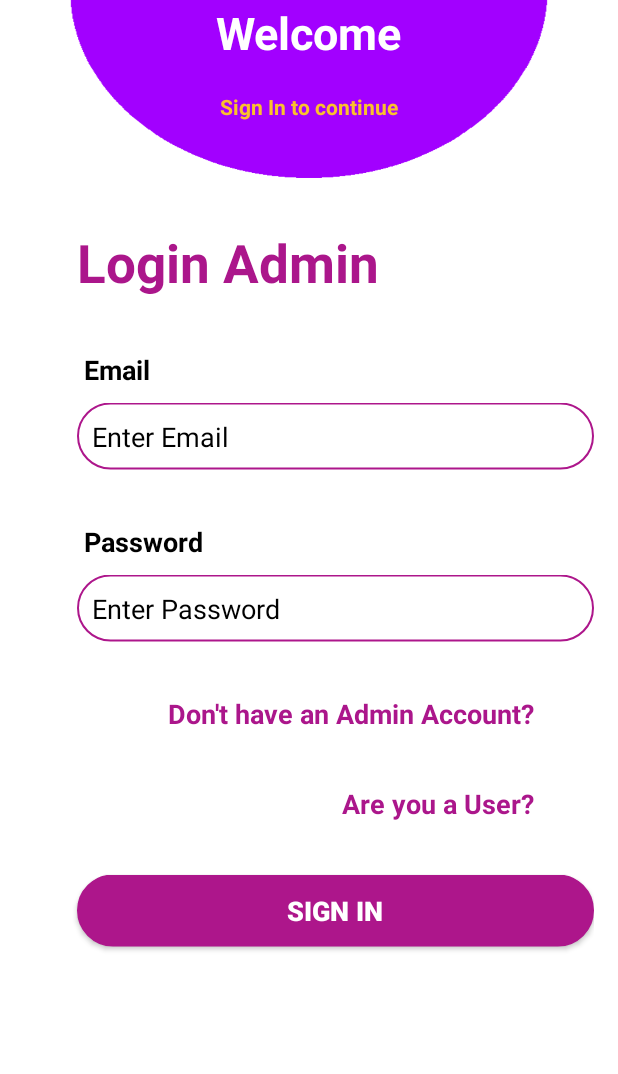
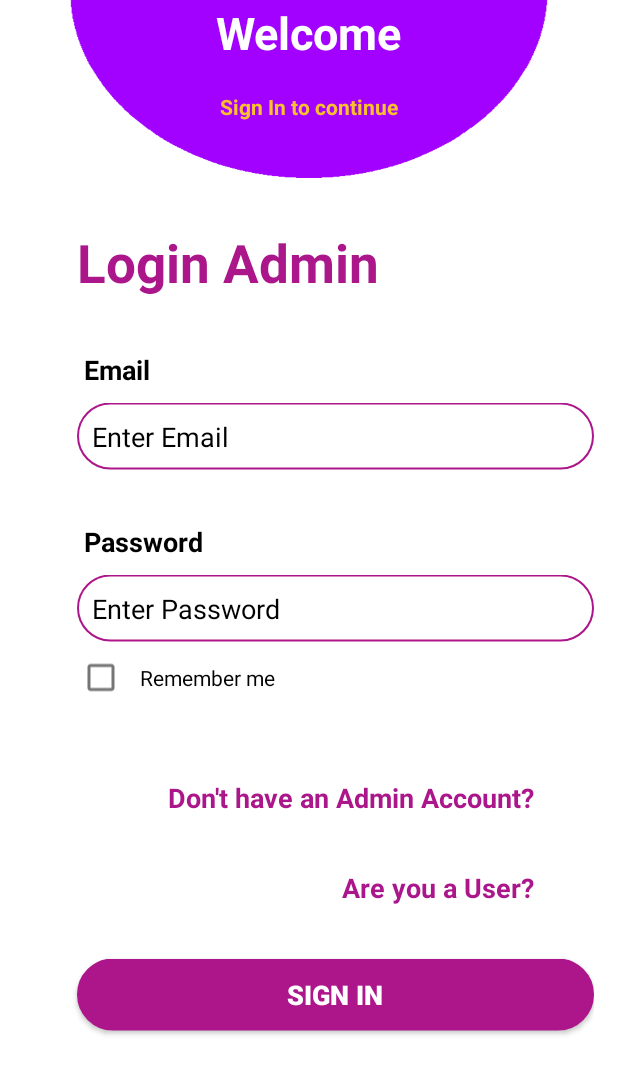
Before and after one commit to AbuThaher99/Hotel-Room-System, an Android app: the screen it shows after launch (SiginAdmin), after a tap on "Are You An Admin?", on a phone screen of 412 x 824 dp. Shown: the top 1074 px of the screen. Run offline under Robolectric (Android 15) with nearby library versions, the phone set to English and light mode, and no system bars; our stand-ins replace Volley; 3 other taps on this screen came first.

```diff
--- a/app/src/main/java/com/example/projectandroid/AddRomPage.java
+++ b/app/src/main/java/com/example/projectandroid/AddRomPage.java
@@ -72,6 +72,8 @@ public class AddRomPage extends AppCompatActivity {
 //                datePickerDialog.show();
 //            }
 //        });
+
+
     }
 
     public void setup() {
--- a/app/src/main/java/com/example/projectandroid/SiginAdmin.java
+++ b/app/src/main/java/com/example/projectandroid/SiginAdmin.java
@@ -3,11 +3,14 @@ package com.example.projectandroid;
 import androidx.appcompat.app.AppCompatActivity;
 
 import android.content.Intent;
+import android.content.SharedPreferences;
 import android.os.AsyncTask;
 import android.os.Bundle;
+import android.preference.PreferenceManager;
 import android.view.View;
 import android.view.Window;
 import android.widget.Button;
+import android.widget.CheckBox;
 import android.widget.EditText;
 import android.widget.Toast;
 
@@ -24,6 +27,15 @@ public class SiginAdmin extends AppCompatActivity {
     private String usernameh;
     private Button signin;
     private String pass, mail;
+    public static final String NAME = "NAME1";
+    public static final String PASS = "PASS1";
+    public static final String FLAG = "FLAG1";
+    private boolean flag = false;
+    private CheckBox chk;
+    private SharedPreferences prefs;
+    private SharedPreferences.Editor editor;
+
+
 
     @Override
     protected void onCreate(Bundle savedInstanceState) {
@@ -32,6 +44,42 @@ public class SiginAdmin extends AppCompatActivity {
         getSupportActionBar().hide();
         setContentView(R.layout.activity_sigin_admin);
         setup();
+        setupSharedPrefs();
+        checkPrefs();
+    }
+
+    private void checkPrefs() {
+        flag = prefs.getBoolean(FLAG, false);
+
+        if(flag){
+            String name = prefs.getString(NAME, "");
+            String password = prefs.getString(PASS, "");
+            Email.setText(name);
+            Password.setText(password);
+            chk.setChecked(true);
+        }
+    }
+
+    private void setupSharedPrefs() {
+        prefs= PreferenceManager.getDefaultSharedPreferences(this);
+        editor = prefs.edit();
+    }
+
+    public void btnLoginOnClick(View view) {
+        String name = Email.getText().toString();
+        String password = Password.getText().toString();
+
+        if(chk.isChecked()){
+            if(!flag) {
+                editor.putString(NAME, name);
+                editor.putString(PASS, password);
+                editor.putBoolean(FLAG, true);
+                editor.commit();
+            }
+
+        }
+        // authenticate the user
+
     }
 
     public void SingUpAdmin(View view) {
@@ -49,6 +97,7 @@ public class SiginAdmin extends AppCompatActivity {
         Password = findViewById(R.id.passwordadmin);
         Email = findViewById(R.id.adminemail);
         signin = findViewById(R.id.signinadmin);
+        chk = findViewById(R.id.chk2);
     }
 
     public void loginuser(View view) {
--- a/app/src/main/java/com/example/projectandroid/SignIn.java
+++ b/app/src/main/java/com/example/projectandroid/SignIn.java
@@ -3,11 +3,14 @@ package com.example.projectandroid;
 import androidx.appcompat.app.AppCompatActivity;
 
 import android.content.Intent;
+import android.content.SharedPreferences;
 import android.os.AsyncTask;
 import android.os.Bundle;
+import android.preference.PreferenceManager;
 import android.view.View;
 import android.view.Window;
 import android.widget.Button;
+import android.widget.CheckBox;
 import android.widget.EditText;
 import android.widget.Toast;
 
@@ -29,6 +32,15 @@ public class SignIn extends AppCompatActivity {
     private Intent intent;
     private String usernameh;
 
+    public static final String NAME = "NAME";
+    public static final String PASS = "PASS";
+    public static final String FLAG = "FLAG";
+    private boolean flag = false;
+
+    private CheckBox chk;
+    private SharedPreferences prefs;
+    private SharedPreferences.Editor editor;
+
     @Override
     protected void onCreate(Bundle savedInstanceState) {
         super.onCreate(savedInstanceState);
@@ -36,6 +48,42 @@ public class SignIn extends AppCompatActivity {
         getSupportActionBar().hide();
         setContentView(R.layout.signin);
         setup();
+        setupSharedPrefs();
+        checkPrefs();
+    }
+
+    private void checkPrefs() {
+        flag = prefs.getBoolean(FLAG, false);
+
+        if(flag){
+            String name = prefs.getString(NAME, "");
+            String password = prefs.getString(PASS, "");
+            Email.setText(name);
+            Password.setText(password);
+            chk.setChecked(true);
+        }
+    }
+
+    private void setupSharedPrefs() {
+        prefs= PreferenceManager.getDefaultSharedPreferences(this);
+        editor = prefs.edit();
+    }
+
+    public void btnLoginOnClick(View view) {
+        String name = Email.getText().toString();
+        String password = Password.getText().toString();
+
+        if(chk.isChecked()){
+            if(!flag) {
+                editor.putString(NAME, name);
+                editor.putString(PASS, password);
+                editor.putBoolean(FLAG, true);
+                editor.commit();
+            }
+
+        }
+        // authenticate the user
+
     }
 
     public void SingInAdmin(View view) {
@@ -47,6 +95,7 @@ public class SignIn extends AppCompatActivity {
         Password = findViewById(R.id.passwordsignin);
         Email = findViewById(R.id.Emailsginin);
         signin = findViewById(R.id.signin);
+        chk = findViewById(R.id.chk);
     }
 
     public void CheackUser(View view) {
--- a/app/src/main/res/layout/activity_sigin_admin.xml
+++ b/app/src/main/res/layout/activity_sigin_admin.xml
@@ -92,6 +92,20 @@
         android:textColorHint="#000000"
         android:textSize="18dp" />
 
+
+    <CheckBox
+        android:id="@+id/chk2"
+        android:padding="10dp"
+        android:layout_width="match_parent"
+        android:layout_height="wrap_content"
+        android:layout_marginLeft="35dp"
+        android:layout_marginBottom="8dp"
+        android:text="Remember me"
+        android:onClick="btnLoginOnClick"
+        />
+
+
+
     <TextView
         android:layout_width="wrap_content"
         android:layout_height="wrap_content"
```
Also changed, not shown: app/src/main/res/layout/signin.xml (+17 -0 lines).
